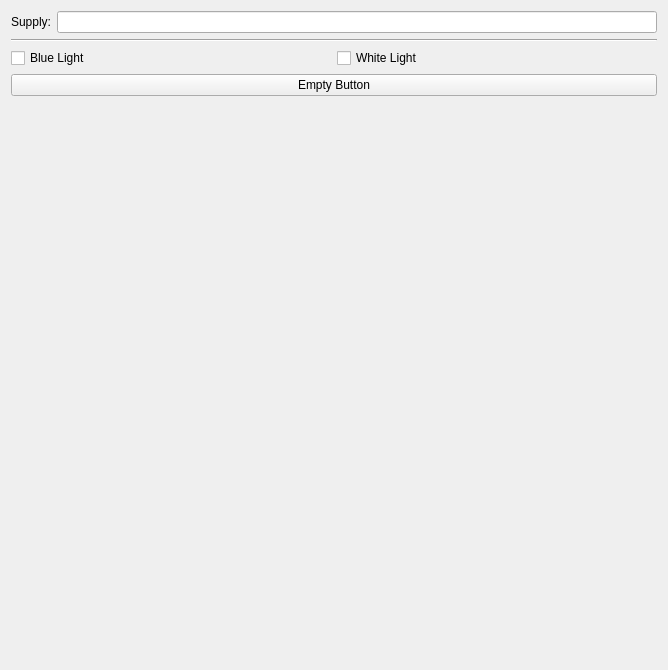
tu-darmstadt-ros-pkg/hector_visualization, file tracker_base_ui/lib/TrackerBaseUi.ui: the form before one commit.
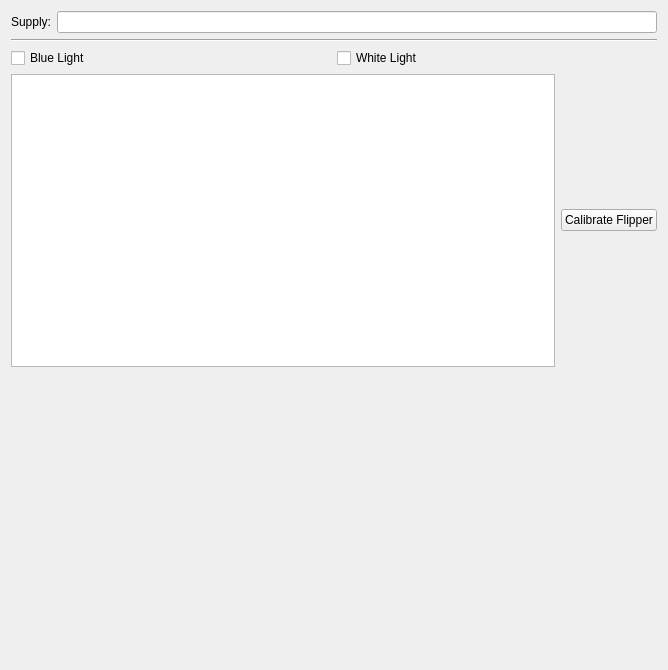
The form after the commit.

Commit message: Flipper visualisation added

Patch:
```diff
--- a/tracker_base_ui/lib/TrackerBaseUi.ui
+++ b/tracker_base_ui/lib/TrackerBaseUi.ui
@@ -62,11 +62,26 @@
     </layout>
    </item>
    <item>
+    <layout class="QHBoxLayout" name="horizontalLayout_4">
+     <item>
+      <layout class="QVBoxLayout" name="verticalLayout_3">
+       <item>
+        <widget class="QGraphicsView" name="graphicsView_Flipper"/>
+       </item>
+      </layout>
+     </item>
+     <item>
+      <layout class="QVBoxLayout" name="verticalLayout_2">
+       <item>
     <widget class="QPushButton" name="empty_button">
      <property name="text">
-      <string>Empty Button</string>
-     </property>
-    </widget>
+          <string>Calibrate Flipper</string>
+         </property>
+        </widget>
+       </item>
+      </layout>
+     </item>
+    </layout>
    </item>
    <item>
     <spacer name="verticalSpacer">
```
Lines whose indentation alone changed are shown as unchanged. The commit also changes 1 other file.
